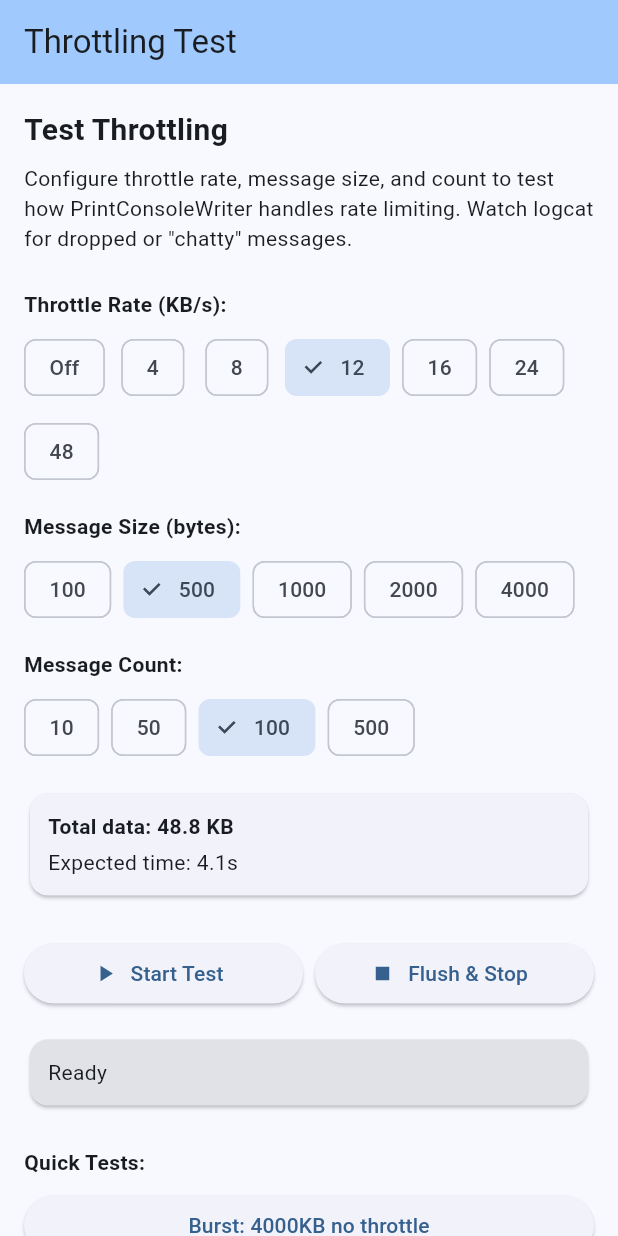
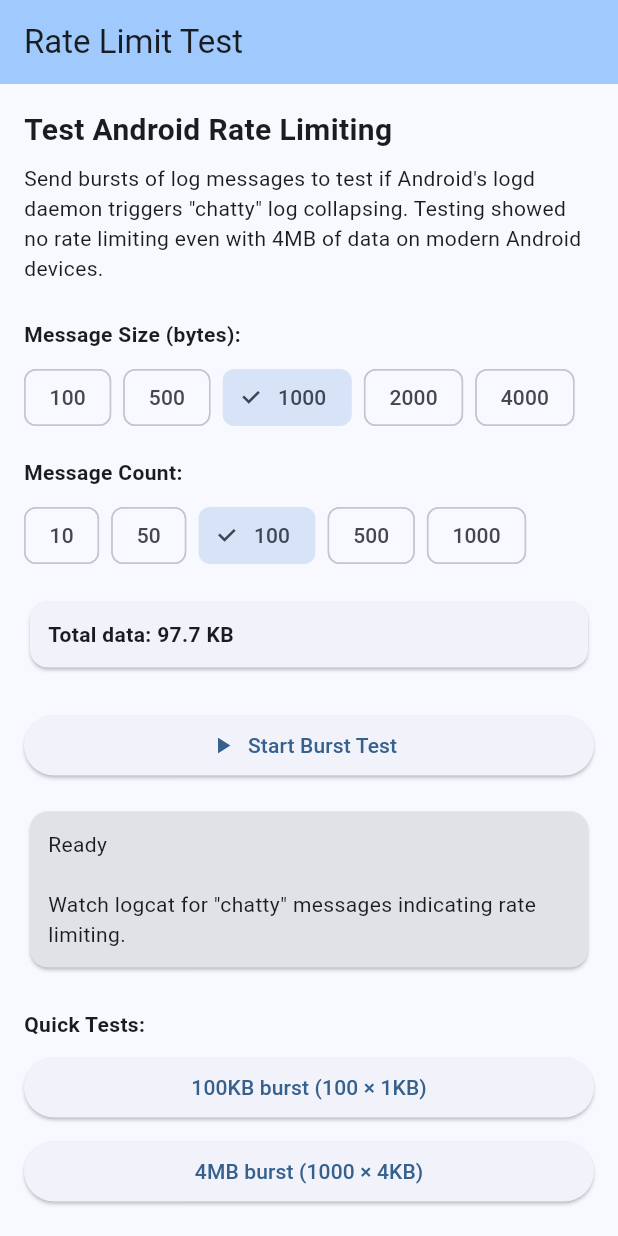
Before and after one commit to passsy/chirp, a Flutter app: the ThrottlingTestPage screen opened directly, on a phone screen of 412 x 824 dp. Run offline on Flutter 3.47's test engine with Material 3 defaults, Android fonts, the phone set to English and light mode, and no system bars; our stand-ins replace clock.

Commit message:
Remove throttling
Testing shows no need for it on Android

```diff
--- a/example/print_limits/lib/main.dart
+++ b/example/print_limits/lib/main.dart
@@ -1,7 +1,6 @@
 import 'dart:developer' as developer;
 import 'dart:io';
 
-import 'package:chirp/chirp.dart';
 import 'package:flutter/foundation.dart';
 import 'package:flutter/material.dart';
 
@@ -294,7 +293,11 @@ class _PrintLimitsPageState extends State<PrintLimitsPage> {
   }
 }
 
-/// Test page for throttling with different KB/s rates and message sizes
+/// Test page for rate limiting - sends bursts of messages to check for
+/// Android's "chatty" log collapsing behavior.
+///
+/// Testing showed no observable rate limiting even when sending 4MB of log
+/// data without any throttling on modern Android devices.
 class ThrottlingTestPage extends StatefulWidget {
   const ThrottlingTestPage({super.key});
 
@@ -303,80 +306,44 @@ class ThrottlingTestPage extends StatefulWidget {
 }
 
 class _ThrottlingTestPageState extends State<ThrottlingTestPage> {
-  // Throttle rates in KB/s
-  static const _throttleRates = [null, 4, 8, 12, 16, 24, 48];
-
   // Message sizes in bytes
   static const _messageSizes = [100, 500, 1000, 2000, 4000];
 
   // Number of messages to send
-  static const _messageCounts = [10, 50, 100, 500];
+  static const _messageCounts = [10, 50, 100, 500, 1000];
 
-  int? _selectedThrottleRate = 12; // KB/s, null = no throttling
-  int _selectedMessageSize = 500;
+  int _selectedMessageSize = 1000;
   int _selectedMessageCount = 100;
 
-  PrintConsoleWriter? _writer;
   bool _isRunning = false;
-  int _messagesSent = 0;
-  int _totalBytes = 0;
-  Stopwatch? _stopwatch;
-  String _status = 'Ready';
-
-  @override
-  void dispose() {
-    _writer?.dispose();
-    super.dispose();
-  }
+  String _status = 'Ready\n\nWatch logcat for "chatty" messages indicating rate limiting.';
 
   void _startTest() {
-    _writer?.dispose();
-
-    final throttleRate = _selectedThrottleRate;
-    _writer = PrintConsoleWriter(
-      maxChunkLength: null, // No chunking for this test
-      maxBytesPerSecond: throttleRate != null ? throttleRate * 1024 : null,
-      useColors: false,
-    );
-
     setState(() {
       _isRunning = true;
-      _messagesSent = 0;
-      _totalBytes = 0;
       _status = 'Running...';
     });
 
-    _stopwatch = Stopwatch()..start();
+    final stopwatch = Stopwatch()..start();
+    var totalBytes = 0;
 
-    // Send messages
+    // Send messages using plain print() to test raw Android rate limiting
     for (int i = 0; i < _selectedMessageCount; i++) {
       final message = _generateTestMessage(i, _selectedMessageSize);
-      _writer!.write(LogRecord(
-        message: message,
-        level: ChirpLogLevel.info,
-        date: DateTime.now(),
-      ));
-      _messagesSent++;
-      _totalBytes += message.length;
+      // ignore: avoid_print
+      print(message);
+      totalBytes += message.length;
     }
 
-    _stopwatch!.stop();
+    stopwatch.stop();
 
     setState(() {
       _isRunning = false;
-      final elapsed = _stopwatch!.elapsedMilliseconds;
-      final rate = _totalBytes / (elapsed / 1000);
-      _status = 'Sent $_messagesSent messages ($_totalBytes bytes) in ${elapsed}ms\n'
-          'Effective rate: ${(rate / 1024).toStringAsFixed(1)} KB/s\n'
-          'Throttle: ${throttleRate != null ? "$throttleRate KB/s" : "disabled"}';
-    });
-  }
-
-  void _stopAndFlush() {
-    _writer?.dispose();
-    _writer = null;
-    setState(() {
-      _status = 'Flushed and disposed';
+      final elapsed = stopwatch.elapsedMilliseconds;
+      final rate = elapsed > 0 ? totalBytes / (elapsed / 1000) : double.infinity;
+      _status = 'Sent $_selectedMessageCount messages ($totalBytes bytes) in ${elapsed}ms\n'
+          'Rate: ${(rate / 1024).toStringAsFixed(1)} KB/s\n\n'
+          'Check logcat for "chatty" messages. If none appear, rate limiting is not active.';
     });
   }
 
@@ -396,7 +363,7 @@ class _ThrottlingTestPageState extends State<ThrottlingTestPage> {
     return Scaffold(
       appBar: AppBar(
         backgroundColor: Theme.of(context).colorScheme.inversePrimary,
-        title: const Text('Throttling Test'),
+        title: const Text('Rate Limit Test'),
       ),
       body: SingleChildScrollView(
         padding: const EdgeInsets.all(16),
@@ -404,37 +371,16 @@ class _ThrottlingTestPageState extends State<ThrottlingTestPage> {
           crossAxisAlignment: CrossAxisAlignment.stretch,
           children: [
             const Text(
-              'Test Throttling',
+              'Test Android Rate Limiting',
               style: TextStyle(fontSize: 20, fontWeight: FontWeight.bold),
             ),
             const SizedBox(height: 8),
             const Text(
-              'Configure throttle rate, message size, and count to test '
-              'how PrintConsoleWriter handles rate limiting. Watch logcat '
-              'for dropped or "chatty" messages.',
+              'Send bursts of log messages to test if Android\'s logd daemon '
+              'triggers "chatty" log collapsing. Testing showed no rate limiting '
+              'even with 4MB of data on modern Android devices.',
             ),
             const SizedBox(height: 24),
-
-            // Throttle rate selector
-            const Text('Throttle Rate (KB/s):', style: TextStyle(fontWeight: FontWeight.bold)),
-            const SizedBox(height: 8),
-            Wrap(
-              spacing: 8,
-              runSpacing: 8,
-              children: [
-                for (final rate in _throttleRates)
-                  ChoiceChip(
-                    label: Text(rate == null ? 'Off' : '$rate'),
-                    selected: _selectedThrottleRate == rate,
-                    onSelected: (selected) {
-                      if (selected) {
-                        setState(() => _selectedThrottleRate = rate);
-                      }
-                    },
-                  ),
-              ],
-            ),
-            const SizedBox(height: 16),
 
             // Message size selector
             const Text('Message Size (bytes):', style: TextStyle(fontWeight: FontWeight.bold)),
@@ -482,44 +428,19 @@ class _ThrottlingTestPageState extends State<ThrottlingTestPage> {
             Card(
               child: Padding(
                 padding: const EdgeInsets.all(12),
-                child: Column(
-                  crossAxisAlignment: CrossAxisAlignment.start,
-                  children: [
-                    Text(
+                child: Text(
                   'Total data: ${(_selectedMessageSize * _selectedMessageCount / 1024).toStringAsFixed(1)} KB',
                   style: const TextStyle(fontWeight: FontWeight.bold),
-                    ),
-                    if (_selectedThrottleRate != null) ...[
-                      const SizedBox(height: 4),
-                      Text(
-                        'Expected time: ${(_selectedMessageSize * _selectedMessageCount / (_selectedThrottleRate! * 1024)).toStringAsFixed(1)}s',
-                      ),
-                    ],
-                  ],
                 ),
               ),
             ),
             const SizedBox(height: 24),
 
-            // Action buttons
-            Row(
-              children: [
-                Expanded(
-                  child: ElevatedButton.icon(
+            // Action button
+            ElevatedButton.icon(
               onPressed: _isRunning ? null : _startTest,
               icon: const Icon(Icons.play_arrow),
-                    label: const Text('Start Test'),
-                  ),
-                ),
-                const SizedBox(width: 8),
-                Expanded(
-                  child: ElevatedButton.icon(
-                    onPressed: _stopAndFlush,
-                    icon: const Icon(Icons.stop),
-                    label: const Text('Flush & Stop'),
-                  ),
-                ),
-              ],
+              label: const Text('Start Burst Test'),
             ),
             const SizedBox(height: 16),
 
@@ -537,39 +458,27 @@ class _ThrottlingTestPageState extends State<ThrottlingTestPage> {
             const Text('Quick Tests:', style: TextStyle(fontWeight: FontWeight.bold)),
             const SizedBox(height: 8),
             ElevatedButton(
-              onPressed: () {
-                // Burst test: send 100KB as fast as possible with no throttle
-                _selectedThrottleRate = null;
+              onPressed: _isRunning
+                  ? null
+                  : () {
+                      _selectedMessageSize = 1000;
+                      _selectedMessageCount = 100;
+                      setState(() {});
+                      _startTest();
+                    },
+              child: const Text('100KB burst (100 × 1KB)'),
+            ),
+            const SizedBox(height: 8),
+            ElevatedButton(
+              onPressed: _isRunning
+                  ? null
+                  : () {
                       _selectedMessageSize = 4000;
                       _selectedMessageCount = 1000;
                       setState(() {});
                       _startTest();
                     },
-              child: const Text('Burst: 4000KB no throttle'),
-            ),
-            const SizedBox(height: 8),
-            ElevatedButton(
-              onPressed: () {
-                // Throttled test: send 100KB at 12KB/s
-                _selectedThrottleRate = 12;
-                _selectedMessageSize = 1000;
-                _selectedMessageCount = 100;
-                setState(() {});
-                _startTest();
-              },
-              child: const Text('Throttled: 100KB @ 12KB/s'),
-            ),
-            const SizedBox(height: 8),
-            ElevatedButton(
-              onPressed: () {
-                // Stress test: send 500KB at 48KB/s
-                _selectedThrottleRate = 48;
-                _selectedMessageSize = 2000;
-                _selectedMessageCount = 250;
-                setState(() {});
-                _startTest();
-              },
-              child: const Text('Stress: 500KB @ 48KB/s'),
+              child: const Text('4MB burst (1000 × 4KB)'),
             ),
           ],
         ),
```
Also changed, not shown: lib/src/console_writer.dart (+35 -56 lines). Lines whose indentation alone changed are shown as unchanged.
